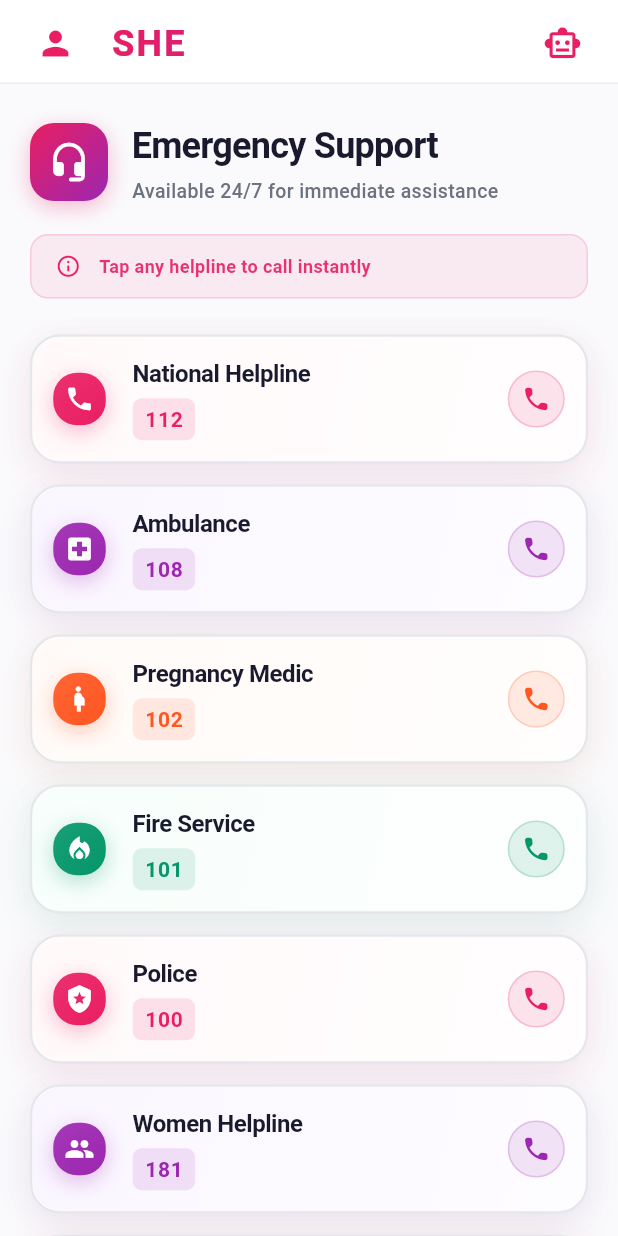
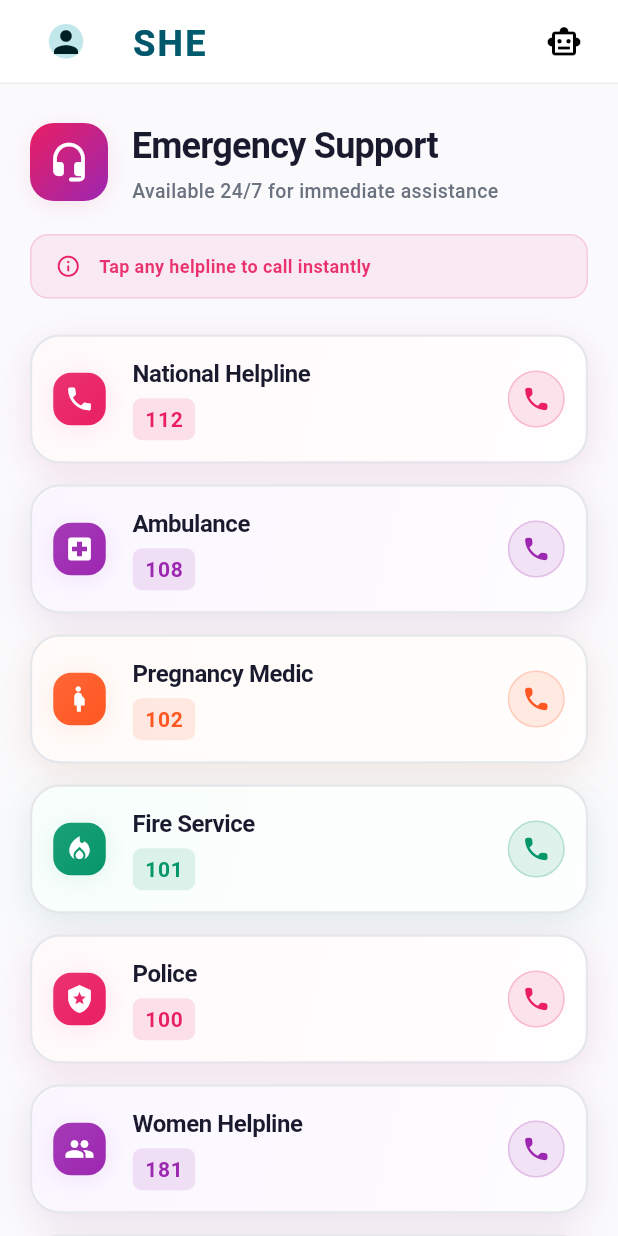
Before and after one commit to HarshasriM/everest_hackathon, a Flutter app: the HelplineScreen screen opened by its route, on a phone screen of 412 x 824 dp. Run offline on Flutter 3.47's test engine with Material 3 defaults, Android fonts, the phone set to English and light mode, and no system bars; our stand-ins replace audioplayers, bloc, dartz, dio, equatable, flutter_bloc and 17 more; accounts and stored records are empty.

Commit message:
change color scheme and UI modifications

```diff
--- a/lib/core/theme/color_scheme.dart
+++ b/lib/core/theme/color_scheme.dart
@@ -1,86 +1,86 @@
 import 'package:flutter/material.dart';
 
-/// Application color scheme
+/// Application color scheme (based on #005368)
 class AppColorScheme {
   // Brand Colors
-  static const Color primaryColor = Color(0xFFE91E63); // Pink - Safety & Empowerment
-  static const Color secondaryColor = Color(0xFF9C27B0); // Purple - Support
-  static const Color tertiaryColor = Color(0xFFFF5722); // Orange - Alert/Emergency
+  static const Color primaryColor = Color(0xFF005368); // Deep teal - Safety & Trust
+  static const Color secondaryColor = Color(0xFF008C8C); // Teal-green - Support & Calm
+  static const Color tertiaryColor = Color(0xFFFF7043); // Orange - Alert/Emergency
 
   // Light Theme Colors
   static const ColorScheme lightColorScheme = ColorScheme(
     brightness: Brightness.light,
     primary: primaryColor,
-    onPrimary: Color(0xFFFFFFFF),
-    primaryContainer: Color(0xFFFFD9E3),
-    onPrimaryContainer: Color(0xFF3E001F),
+    onPrimary: Colors.white,
+    primaryContainer: Color(0xFFC2E7EB),
+    onPrimaryContainer: Color(0xFF001F24),
     secondary: secondaryColor,
-    onSecondary: Color(0xFFFFFFFF),
-    secondaryContainer: Color(0xFFF3D9FF),
-    onSecondaryContainer: Color(0xFF2B0052),
+    onSecondary: Colors.white,
+    secondaryContainer: Color(0xFFB2EBE0),
+    onSecondaryContainer: Color(0xFF00201E),
     tertiary: tertiaryColor,
-    onTertiary: Color(0xFFFFFFFF),
-    tertiaryContainer: Color(0xFFFFDBCF),
-    onTertiaryContainer: Color(0xFF380D00),
+    onTertiary: Colors.white,
+    tertiaryContainer: Color(0xFFFFD7C5),
+    onTertiaryContainer: Color(0xFF3B0A00),
     error: Color(0xFFBA1A1A),
-    onError: Color(0xFFFFFFFF),
+    onError: Colors.white,
     errorContainer: Color(0xFFFFDAD6),
     onErrorContainer: Color(0xFF410002),
-    surface: Color(0xFFFFFBFF),
-    onSurface: Color(0xFF201A1C),
-    surfaceVariant: Color(0xFFF4DDE2),
-    onSurfaceVariant: Color(0xFF524347),
-    outline: Color(0xFF847377),
-    outlineVariant: Color(0xFFD7C1C6),
-    inverseSurface: Color(0xFF352F30),
-    onInverseSurface: Color(0xFFFAEEEF),
-    inversePrimary: Color(0xFFFFB1C8),
-    shadow: Color(0xFF000000),
-    scrim: Color(0xFF000000),
+    surface: Color(0xFFF8FBFB),
+    onSurface: Color(0xFF102021),
+    surfaceVariant: Color(0xFFDCE4E4),
+    onSurfaceVariant: Color(0xFF3F4A4A),
+    outline: Color(0xFF707C7C),
+    outlineVariant: Color(0xFFC2CCCC),
+    inverseSurface: Color(0xFF283233),
+    onInverseSurface: Color(0xFFE0F1F1),
+    inversePrimary: Color(0xFF79D2E2),
+    shadow: Colors.black,
+    scrim: Colors.black,
     surfaceTint: primaryColor,
   );
 
   // Dark Theme Colors
   static const ColorScheme darkColorScheme = ColorScheme(
     brightness: Brightness.dark,
-    primary: Color(0xFFFFB1C8),
-    onPrimary: Color(0xFF660033),
-    primaryContainer: Color(0xFF8E004A),
-    onPrimaryContainer: Color(0xFFFFD9E3),
-    secondary: Color(0xFFE6B4FF),
-    onSecondary: Color(0xFF470080),
-    secondaryContainer: Color(0xFF6200A7),
-    onSecondaryContainer: Color(0xFFF3D9FF),
-    tertiary: Color(0xFFFFB59D),
-    onTertiary: Color(0xFF5D1A00),
+    primary: Color(0xFF79D2E2),
+    onPrimary: Color(0xFF003640),
+    primaryContainer: Color(0xFF004D58),
+    onPrimaryContainer: Color(0xFFC2E7EB),
+    secondary: Color(0xFF66D1C1),
+    onSecondary: Color(0xFF003731),
+    secondaryContainer: Color(0xFF005049),
+    onSecondaryContainer: Color(0xFFB2EBE0),
+    tertiary: Color(0xFFFFB59B),
+    onTertiary: Color(0xFF5E1B00),
     tertiaryContainer: Color(0xFF852400),
-    onTertiaryContainer: Color(0xFFFFDBCF),
+    onTertiaryContainer: Color(0xFFFFD7C5),
     error: Color(0xFFFFB4AB),
     onError: Color(0xFF690005),
     errorContainer: Color(0xFF93000A),
     onErrorContainer: Color(0xFFFFDAD6),
-    surface: Color(0xFF201A1C),
-    onSurface: Color(0xFFEBE0E1),
-    surfaceVariant: Color(0xFF524347),
-    onSurfaceVariant: Color(0xFFD7C1C6),
-    outline: Color(0xFF9F8C91),
-    outlineVariant: Color(0xFF524347),
-    inverseSurface: Color(0xFFEBE0E1),
-    onInverseSurface: Color(0xFF352F30),
+    surface: Color(0xFF0D1A1A),
+    onSurface: Color(0xFFE0F1F1),
+    surfaceVariant: Color(0xFF3F4A4A),
+    onSurfaceVariant: Color(0xFFC2CCCC),
+    outline: Color(0xFF889393),
+    outlineVariant: Color(0xFF3F4A4A),
+    inverseSurface: Color(0xFFE0F1F1),
+    onInverseSurface: Color(0xFF283233),
     inversePrimary: primaryColor,
-    shadow: Color(0xFF000000),
-    scrim: Color(0xFF000000),
-    surfaceTint: Color(0xFFFFB1C8),
+    shadow: Colors.black,
+    scrim: Colors.black,
+    surfaceTint: Color(0xFF79D2E2),
   );
 
   // Semantic Colors
-  static const Color successColor = Color(0xFF4CAF50);
-  static const Color warningColor = Color(0xFFFF9800);
-  static const Color infoColor = Color(0xFF2196F3);
+  static const Color successColor = Color(0xFF2E7D32);
+  static const Color warningColor = Color(0xFFFFB300);
+  static const Color infoColor = Color(0xFF0288D1);
 
   // SOS Emergency Colors
-  static const Color sosRedColor = Color(0xFFFF0000);
-  static const Color sosOrangeColor = Color(0xFFFF6B00);
+  static const Color sosRedColor = Color(0xFFFF3B30);
+  static const Color sosOrangeColor = Color(0xFFFF9500);
 
   // Gradient Colors
   static const LinearGradient primaryGradient = LinearGradient(
--- a/lib/features/helpline/helpline_card.dart
+++ b/lib/features/helpline/helpline_card.dart
@@ -125,12 +125,12 @@ class _HelplineCardState extends State<HelplineCard>
                             widget.textColor,
                           ],
                         ),
-                        borderRadius: BorderRadius.circular(16),
+                        borderRadius: BorderRadius.circular(12),
                         boxShadow: [
                           BoxShadow(
-                            color: widget.textColor.withOpacity(0.3),
+                            color: widget.textColor.withOpacity(0.1),
                             blurRadius: 12,
-                            offset: const Offset(0, 4),
+                            offset: const Offset(0, 2),
                           ),
                         ],
                       ),
--- a/lib/features/helpline/helpline_screen.dart
+++ b/lib/features/helpline/helpline_screen.dart
@@ -102,9 +102,9 @@ class HelplineScreen extends StatelessWidget {
                                   borderRadius: BorderRadius.circular(16),
                                   boxShadow: [
                                     BoxShadow(
-                                      color: primaryColor.withOpacity(0.3),
+                                      color: primaryColor.withOpacity(0.1),
                                       blurRadius: 12,
-                                      offset: const Offset(0, 4),
+                                      offset: const Offset(0, 3),
                                     ),
                                   ],
                                 ),
--- a/lib/features/track/presentation/track_screen.dart
+++ b/lib/features/track/presentation/track_screen.dart
@@ -137,7 +137,7 @@ class _TrackScreenContentState extends State<_TrackScreenContent>
               // Center location button
               Positioned(
                 right: 16.w,
-                bottom: 200.h,
+                bottom: 150.h,
                 child: FloatingActionButton(
                   onPressed: _centerOnCurrentLocation,
                   backgroundColor: Theme.of(context).primaryColor,
--- a/lib/shared/widgets/custom_app_bar.dart
+++ b/lib/shared/widgets/custom_app_bar.dart
@@ -6,10 +6,7 @@ import 'package:go_router/go_router.dart';
 
 /// Custom AppBar for SHE - Woman Safety Application
 class CustomAppBar extends StatelessWidget implements PreferredSizeWidget {
-
-  const CustomAppBar({
-    super.key,
-  });
+  const CustomAppBar({super.key});
 
   @override
   Widget build(BuildContext context) {
@@ -17,10 +14,7 @@ class CustomAppBar extends StatelessWidget implements PreferredSizeWidget {
       decoration: BoxDecoration(
         color: Colors.white,
         border: Border(
-          bottom: BorderSide(
-            color: Colors.grey.shade200,
-            width: 1,
-          ),
+          bottom: BorderSide(color: Colors.grey.shade200, width: 1),
         ),
       ),
       child: SafeArea(
@@ -31,7 +25,12 @@ class CustomAppBar extends StatelessWidget implements PreferredSizeWidget {
             children: [
               // Profile Icon
               _AppBarIconButton(
-                icon: Icons.person,
+                icon: CircleAvatar(
+                  radius: 20, // adjust size as needed
+                  child: Icon(
+                    Icons.person, // icon color
+                  ),
+                ),
                 onTap: () {
                   HapticFeedback.lightImpact();
                   context.push(AppRoutes.profile);
@@ -57,7 +56,12 @@ class CustomAppBar extends StatelessWidget implements PreferredSizeWidget {
               ),
               // AI Assistant Icon
               _AppBarIconButton(
-                icon: Icons.smart_toy_outlined,
+                icon: Icon(
+                  Icons.smart_toy_outlined,
+                  size: 24,
+                  color: Colors.black,
+                ),
+                // icon: Icons.smart_toy_outlined,
                 onTap: () {
                   HapticFeedback.lightImpact();
                   context.push(AppRoutes.helpSupport);
@@ -77,7 +81,7 @@ class CustomAppBar extends StatelessWidget implements PreferredSizeWidget {
 
 /// Simple Icon Button for AppBar
 class _AppBarIconButton extends StatelessWidget {
-  final IconData icon;
+  final Widget icon;
   final VoidCallback? onTap;
   final String tooltip;
 
@@ -96,14 +100,7 @@ class _AppBarIconButton extends StatelessWidget {
         child: InkWell(
           onTap: onTap,
           borderRadius: BorderRadius.circular(12),
-          child: Container(
-            padding: const EdgeInsets.all(4),
-            child: Icon(
-              icon,
-              size: 26,
-              color: AppColorScheme.primaryColor,
-            ),
-          ),
+          child: Container(padding: const EdgeInsets.all(4), child: icon),
         ),
       ),
     );
```
Also changed, not shown: lib/features/contacts/widgets/contact_card.dart (+13 -24 lines).
